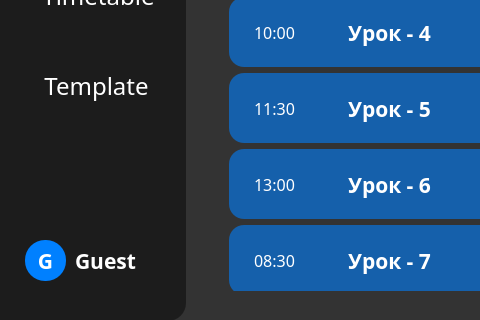
Before: the Qt Designer form ui/main.ui in Alchemmist/SchoolRing, drawn with Qt 5; both pictures show x 0 to 480 and y 260 to 580 of the 788 by 580 pixel window.
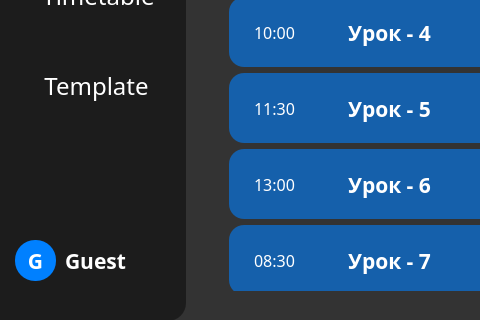
After: the same form once the commit is applied. The open tabs and pages were chosen to show the change. Icons and pictures are not drawn.

```diff
--- a/ui/main.ui
+++ b/ui/main.ui
@@ -2667,7 +2667,7 @@
     <widget class="QPushButton" name="login_button_cerkle">
      <property name="geometry">
       <rect>
-       <x>60</x>
+       <x>50</x>
        <y>500</y>
        <width>41</width>
        <height>41</height>
@@ -2747,9 +2747,9 @@
     <widget class="QPushButton" name="login_button_text">
      <property name="geometry">
       <rect>
-       <x>110</x>
+       <x>100</x>
        <y>500</y>
-       <width>101</width>
+       <width>111</width>
        <height>41</height>
       </rect>
      </property>
```
Left out of the diff: 2 changed lines with no effect on the pictures.
